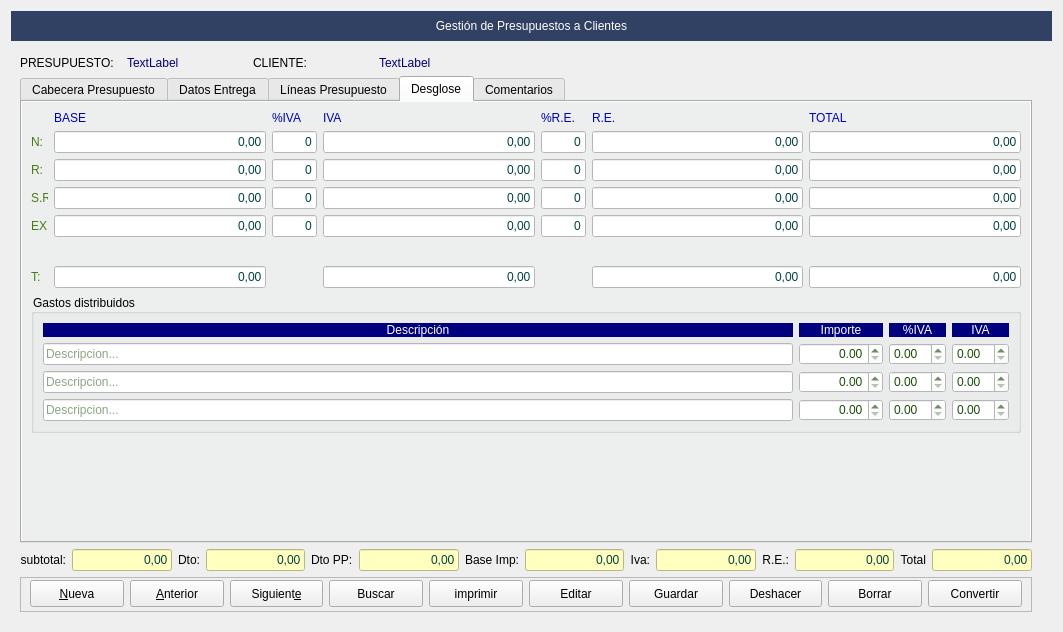
Above: Zona_Ventas/frmpresupuestoscli.ui from arcnexus/RedFoX before the change. Below: the same form after it.
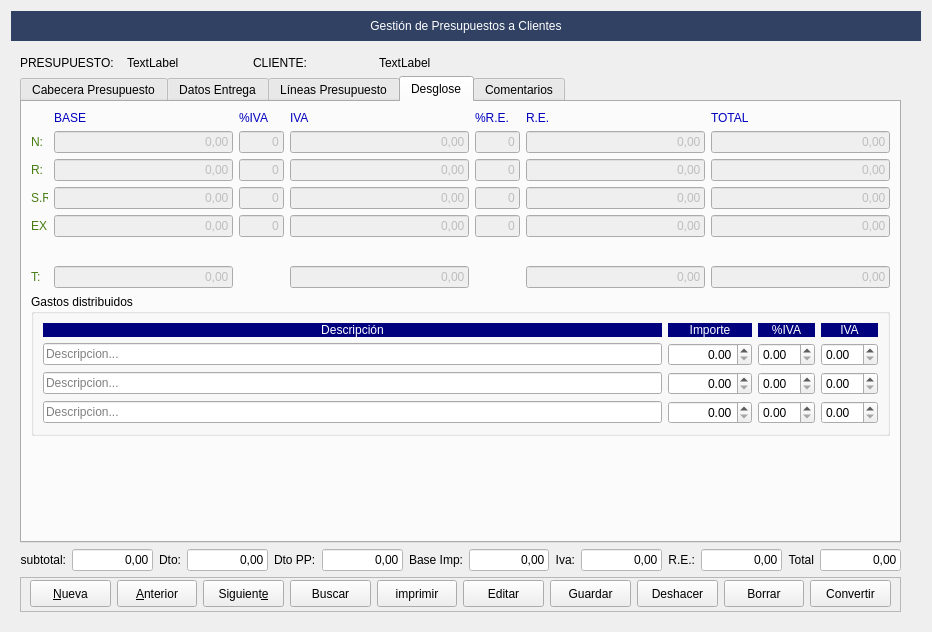
That is the form after the change. The open tabs and pages were chosen to show the change. Icons and pictures are not drawn.

Diff of the .ui file:
```diff
--- a/Zona_Ventas/frmpresupuestoscli.ui
+++ b/Zona_Ventas/frmpresupuestoscli.ui
@@ -6,7 +6,7 @@
    <rect>
     <x>0</x>
     <y>0</y>
-    <width>1063</width>
+    <width>932</width>
     <height>632</height>
    </rect>
   </property>
@@ -85,10 +85,6 @@
            <height>16777215</height>
           </size>
          </property>
-         <property name="styleSheet">
-          <string notr="true">
-color: rgb(0, 0, 127);</string>
-         </property>
          <property name="text">
           <string>TextLabel</string>
          </property>
@@ -112,10 +108,6 @@
        </item>
        <item row="0" column="3">
         <widget class="QLabel" name="lblTopcliente">
-         <property name="styleSheet">
-          <string notr="true">
-color: rgb(0, 0, 127);</string>
-         </property>
          <property name="text">
           <string>TextLabel</string>
          </property>
@@ -1277,9 +1269,6 @@
           </layout>
          </widget>
          <widget class="QWidget" name="tab_3">
-          <property name="styleSheet">
-           <string notr="true">background-color: #ecefed;</string>
-          </property>
           <attribute name="title">
            <string>Desglose</string>
           </attribute>
@@ -1367,10 +1356,6 @@
                <property name="enabled">
                 <bool>false</bool>
                </property>
-               <property name="styleSheet">
-                <string notr="true">background-color: rgb(255, 255, 255);
-color: rgb(0, 64, 64);</string>
-               </property>
                <property name="text">
                 <string>0,00</string>
                </property>
@@ -1393,10 +1378,6 @@
                  <height>16777215</height>
                 </size>
                </property>
-               <property name="styleSheet">
-                <string notr="true">background-color: rgb(255, 255, 255);
-color: rgb(0, 64, 64);</string>
-               </property>
                <property name="text">
                 <string>0</string>
                </property>
@@ -1413,10 +1394,6 @@
                <property name="enabled">
                 <bool>false</bool>
                </property>
-               <property name="styleSheet">
-                <string notr="true">background-color: rgb(255, 255, 255);
-color: rgb(0, 64, 64);</string>
-               </property>
                <property name="text">
                 <string>0,00</string>
                </property>
@@ -1439,10 +1416,6 @@
                  <height>16777215</height>
                 </size>
                </property>
-               <property name="styleSheet">
-                <string notr="true">background-color: rgb(255, 255, 255);
-color: rgb(0, 64, 64);</string>
-               </property>
                <property name="text">
                 <string>0</string>
                </property>
@@ -1459,10 +1432,6 @@
                <property name="enabled">
                 <bool>false</bool>
                </property>
-               <property name="styleSheet">
-                <string notr="true">background-color: rgb(255, 255, 255);
-color: rgb(0, 64, 64);</string>
-               </property>
                <property name="text">
                 <string>0,00</string>
                </property>
@@ -1479,10 +1448,6 @@
                <property name="enabled">
                 <bool>false</bool>
                </property>
-               <property name="styleSheet">
-                <string notr="true">background-color: rgb(255, 255, 255);
-color: rgb(0, 64, 64);</string>
-               </property>
                <property name="text">
                 <string>0,00</string>
                </property>
@@ -1515,10 +1480,6 @@
                <property name="enabled">
                 <bool>false</bool>
                </property>
-               <property name="styleSheet">
-                <string notr="true">background-color: rgb(255, 255, 255);
-color: rgb(0, 64, 64);</string>
-               </property>
                <property name="text">
                 <string>0,00</string>
                </property>
@@ -1541,10 +1502,6 @@
                  <height>16777215</height>
                 </size>
                </property>
-               <property name="styleSheet">
-                <string notr="true">background-color: rgb(255, 255, 255);
-color: rgb(0, 64, 64);</string>
-               </property>
                <property name="text">
                 <string>0</string>
                </property>
@@ -1561,10 +1518,6 @@
                <property name="enabled">
                 <bool>false</bool>
                </property>
-               <property name="styleSheet">
-                <string notr="true">background-color: rgb(255, 255, 255);
-color: rgb(0, 64, 64);</string>
-               </property>
                <property name="text">
                 <string>0,00</string>
                </property>
@@ -1587,10 +1540,6 @@
                  <height>16777215</height>
                 </size>
                </property>
-               <property name="styleSheet">
-                <string notr="true">background-color: rgb(255, 255, 255);
-color: rgb(0, 64, 64);</string>
-               </property>
                <property name="text">
                 <string>0</string>
                </property>
@@ -1607,10 +1556,6 @@
                <property name="enabled">
                 <bool>false</bool>
                </property>
-               <property name="styleSheet">
-                <string notr="true">background-color: rgb(255, 255, 255);
-color: rgb(0, 64, 64);</string>
-               </property>
                <property name="text">
                 <string>0,00</string>
                </property>
@@ -1627,10 +1572,6 @@
                <property name="enabled">
                 <bool>false</bool>
                </property>
-               <property name="styleSheet">
-                <string notr="true">background-color: rgb(255, 255, 255);
-color: rgb(0, 64, 64);</string>
-               </property>
                <property name="text">
                 <string>0,00</string>
                </property>
@@ -1663,10 +1604,6 @@
                <property name="enabled">
                 <bool>false</bool>
                </property>
-               <property name="styleSheet">
-                <string notr="true">background-color: rgb(255, 255, 255);
-color: rgb(0, 64, 64);</string>
-               </property>
                <property name="text">
                 <string>0,00</string>
                </property>
@@ -1689,10 +1626,6 @@
                  <height>16777215</height>
                 </size>
                </property>
-               <property name="styleSheet">
-                <string notr="true">background-color: rgb(255, 255, 255);
-color: rgb(0, 64, 64);</string>
-               </property>
                <property name="text">
                 <string>0</string>
                </property>
@@ -1709,10 +1642,6 @@
                <property name="enabled">
                 <bool>false</bool>
                </property>
-               <property name="styleSheet">
-                <string notr="true">background-color: rgb(255, 255, 255);
-color: rgb(0, 64, 64);</string>
-               </property>
                <property name="text">
                 <string>0,00</string>
                </property>
@@ -1735,10 +1664,6 @@
                  <height>16777215</height>
                 </size>
                </property>
-               <property name="styleSheet">
-                <string notr="true">background-color: rgb(255, 255, 255);
-color: rgb(0, 64, 64);</string>
-               </property>
                <property name="text">
                 <string>0</string>
                </property>
@@ -1755,10 +1680,6 @@
                <property name="enabled">
                 <bool>false</bool>
                </property>
-               <property name="styleSheet">
-                <string notr="true">background-color: rgb(255, 255, 255);
-color: rgb(0, 64, 64);</string>
-               </property>
                <property name="text">
                 <string>0,00</string>
                </property>
@@ -1775,10 +1696,6 @@
                <property name="enabled">
                 <bool>false</bool>
                </property>
-               <property name="styleSheet">
-                <string notr="true">background-color: rgb(255, 255, 255);
-color: rgb(0, 64, 64);</string>
-               </property>
                <property name="text">
                 <string>0,00</string>
                </property>
@@ -1811,10 +1728,6 @@
                <property name="enabled">
                 <bool>false</bool>
                </property>
-               <property name="styleSheet">
-                <string notr="true">background-color: rgb(255, 255, 255);
-color: rgb(0, 64, 64);</string>
-               </property>
                <property name="text">
                 <string>0,00</string>
                </property>
@@ -1837,10 +1750,6 @@
                  <height>16777215</height>
                 </size>
                </property>
-               <property name="styleSheet">
-                <string notr="true">background-color: rgb(255, 255, 255);
-color: rgb(0, 64, 64);</string>
-               </property>
                <property name="text">
                 <string>0</string>
                </property>
@@ -1857,10 +1766,6 @@
                <property name="enabled">
                 <bool>false</bool>
                </property>
-               <property name="styleSheet">
-                <string notr="true">background-color: rgb(255, 255, 255);
-color: rgb(0, 64, 64);</string>
-               </property>
                <property name="text">
                 <string>0,00</string>
                </property>
@@ -1883,10 +1788,6 @@
                  <height>16777215</height>
                 </size>
                </property>
-               <property name="styleSheet">
-                <string notr="true">background-color: rgb(255, 255, 255);
-color: rgb(0, 64, 64);</string>
-               </property>
                <property name="text">
                 <string>0</string>
                </property>
@@ -1903,10 +1804,6 @@
                <property name="enabled">
                 <bool>false</bool>
                </property>
-               <property name="styleSheet">
-                <string notr="true">background-color: rgb(255, 255, 255);
-color: rgb(0, 64, 64);</string>
-               </property>
                <property name="text">
                 <string>0,00</string>
                </property>
@@ -1923,10 +1820,6 @@
                <property name="enabled">
                 <bool>false</bool>
                </property>
-               <property name="styleSheet">
-                <string notr="true">background-color: rgb(255, 255, 255);
-color: rgb(0, 64, 64);</string>
-               </property>
                <property name="text">
                 <string>0,00</string>
                </property>
@@ -1975,10 +1868,6 @@
                <property name="enabled">
                 <bool>false</bool>
                </property>
-               <property name="styleSheet">
-                <string notr="true">background-color: rgb(255, 255, 255);
-color: rgb(0, 64, 64);</string>
-               </property>
                <property name="text">
                 <string>0,00</string>
                </property>
@@ -1995,10 +1884,6 @@
                <property name="enabled">
                 <bool>false</bool>
                </property>
-               <property name="styleSheet">
-                <string notr="true">background-color: rgb(255, 255, 255);
-color: rgb(0, 64, 64);</string>
-               </property>
                <property name="text">
                 <string>0,00</string>
                </property>
@@ -2015,10 +1900,6 @@
                <property name="enabled">
                 <bool>false</bool>
                </property>
-               <property name="styleSheet">
-                <string notr="true">background-color: rgb(255, 255, 255);
-color: rgb(0, 64, 64);</string>
-               </property>
                <property name="text">
                 <string>0,00</string>
                </property>
@@ -2035,10 +1916,6 @@
                <property name="enabled">
                 <bool>false</bool>
                </property>
-               <property name="styleSheet">
-                <string notr="true">background-color: rgb(255, 255, 255);
-color: rgb(0, 64, 64);</string>
-               </property>
                <property name="text">
                 <string>0,00</string>
                </property>
@@ -2060,10 +1937,6 @@
              <layout class="QGridLayout" name="gridLayout_4">
               <item row="1" column="1">
                <widget class="QDoubleSpinBox" name="SpinGastoDist1">
-                <property name="styleSheet">
-                 <string notr="true">background-color: rgb(255, 255, 255);
-color: rgb(23, 76, 7);</string>
-                </property>
                 <property name="alignment">
                  <set>Qt::AlignRight|Qt::AlignTrailing|Qt::AlignVCenter</set>
                 </property>
@@ -2074,53 +1947,25 @@
               </item>
               <item row="2" column="0">
                <widget class="QLineEdit" name="txtGastoDist2">
-                <property name="styleSheet">
-                 <string notr="true">background-color: rgb(255, 255, 255);
-color: rgb(23, 76, 7);</string>
-                </property>
                 <property name="placeholderText">
                  <string>Descripcion...</string>
                 </property>
                </widget>
               </item>
               <item row="1" column="2">
-               <widget class="QDoubleSpinBox" name="spinPorc_iva_gasto1">
-                <property name="styleSheet">
-                 <string notr="true">background-color: rgb(255, 255, 255);
-color: rgb(23, 76, 7);</string>
-                </property>
-               </widget>
+               <widget class="QDoubleSpinBox" name="spinPorc_iva_gasto1"/>
               </item>
               <item row="1" column="3">
-               <widget class="QDoubleSpinBox" name="spinIvaGasto1">
-                <property name="styleSheet">
-                 <string notr="true">background-color: rgb(255, 255, 255);
-color: rgb(23, 76, 7);</string>
-                </property>
-               </widget>
+               <widget class="QDoubleSpinBox" name="spinIvaGasto1"/>
               </item>
               <item row="2" column="2">
-               <widget class="QDoubleSpinBox" name="spinPorc_iva_gasto2">
-                <property name="styleSheet">
-                 <string notr="true">background-color: rgb(255, 255, 255);
-color: rgb(23, 76, 7);</string>
-                </property>
-               </widget>
+               <widget class="QDoubleSpinBox" name="spinPorc_iva_gasto2"/>
               </item>
               <item row="3" column="2">
-               <widget class="QDoubleSpinBox" name="spinPorc_iva_gasto3">
-                <property name="styleSheet">
-                 <string notr="true">background-color: rgb(255, 255, 255);
-color: rgb(23, 76, 7);</string>
-                </property>
-               </widget>
+               <widget class="QDoubleSpinBox" name="spinPorc_iva_gasto3"/>
               </item>
               <item row="1" column="0">
                <widget class="QLineEdit" name="txtGastoDist1">
-                <property name="styleSheet">
-                 <string notr="true">background-color: rgb(255, 255, 255);
-color: rgb(23, 76, 7);</string>
-                </property>
                 <property name="placeholderText">
                  <string>Descripcion...</string>
                 </property>
@@ -2128,10 +1973,6 @@
               </item>
               <item row="3" column="0">
                <widget class="QLineEdit" name="txtGastoDist3">
-                <property name="styleSheet">
-                 <string notr="true">background-color: rgb(255, 255, 255);
-color: rgb(23, 76, 7);</string>
-                </property>
                 <property name="placeholderText">
                  <string>Descripcion...</string>
                 </property>
@@ -2139,10 +1980,6 @@
               </item>
               <item row="2" column="1">
                <widget class="QDoubleSpinBox" name="SpinGastoDist2">
-                <property name="styleSheet">
-                 <string notr="true">background-color: rgb(255, 255, 255);
-color: rgb(23, 76, 7);</string>
-                </property>
                 <property name="alignment">
                  <set>Qt::AlignRight|Qt::AlignTrailing|Qt::AlignVCenter</set>
                 </property>
@@ -2153,10 +1990,6 @@
               </item>
               <item row="3" column="1">
                <widget class="QDoubleSpinBox" name="SpinGastoDist3">
-                <property name="styleSheet">
-                 <string notr="true">background-color: rgb(255, 255, 255);
-color: rgb(23, 76, 7);</string>
-                </property>
                 <property name="alignment">
                  <set>Qt::AlignRight|Qt::AlignTrailing|Qt::AlignVCenter</set>
                 </property>
@@ -2166,20 +1999,10 @@
                </widget>
               </item>
               <item row="2" column="3">
-               <widget class="QDoubleSpinBox" name="spinIva_gasto2">
-                <property name="styleSheet">
-                 <string notr="true">background-color: rgb(255, 255, 255);
-color: rgb(23, 76, 7);</string>
-                </property>
-               </widget>
+               <widget class="QDoubleSpinBox" name="spinIva_gasto2"/>
               </item>
               <item row="3" column="3">
-               <widget class="QDoubleSpinBox" name="spinIva_gasto3">
-                <property name="styleSheet">
-                 <string notr="true">background-color: rgb(255, 255, 255);
-color: rgb(23, 76, 7);</string>
-                </property>
-               </widget>
+               <widget class="QDoubleSpinBox" name="spinIva_gasto3"/>
               </item>
               <item row="0" column="0">
                <widget class="QLabel" name="label_34">
@@ -2304,8 +2127,8 @@
             </size>
            </property>
            <property name="styleSheet">
-            <string notr="true">background-color: rgb(255, 255, 192);
-color: rgb(0, 64, 64);</string>
+            <string notr="true">background-color: rgb(255, 255, 255);
+color: rgb(0, 0, 0);</string>
            </property>
            <property name="text">
             <string>0,00</string>
@@ -2337,8 +2160,8 @@
             </size>
            </property>
            <property name="styleSheet">
-            <string notr="true">background-color: rgb(255, 255, 192);
-color: rgb(0, 64, 64);</string>
+            <string notr="true">background-color: rgb(255, 255, 255);
+color: rgb(0, 0, 0);</string>
            </property>
            <property name="text">
             <string>0,00</string>
@@ -2358,8 +2181,8 @@
          <item>
           <widget class="QLineEdit" name="txtDto_pp">
            <property name="styleSheet">
-            <string notr="true">background-color: rgb(255, 255, 192);
-color: rgb(0, 64, 64);</string>
+            <string notr="true">background-color: rgb(255, 255, 255);
+color: rgb(0, 0, 0);</string>
            </property>
            <property name="text">
             <string>0,00</string>
@@ -2397,8 +2220,8 @@
             </size>
            </property>
            <property name="styleSheet">
-            <string notr="true">background-color: rgb(255, 255, 192);
-color: rgb(0, 64, 64);</string>
+            <string notr="true">background-color: rgb(255, 255, 255);
+color: rgb(0, 0, 0);</string>
            </property>
            <property name="text">
             <string>0,00</string>
@@ -2433,8 +2256,8 @@
             </size>
            </property>
            <property name="styleSheet">
-            <string notr="true">background-color: rgb(255, 255, 192);
-color: rgb(0, 64, 64);</string>
+            <string notr="true">background-color: rgb(255, 255, 255);
+color: rgb(0, 0, 0);</string>
            </property>
            <property name="text">
             <string>0,00</string>
@@ -2466,8 +2289,8 @@
             </size>
            </property>
            <property name="styleSheet">
-            <string notr="true">background-color: rgb(255, 255, 192);
-color: rgb(0, 64, 64);</string>
+            <string notr="true">background-color: rgb(255, 255, 255);
+color: rgb(0, 0, 0);</string>
            </property>
            <property name="text">
             <string>0,00</string>
@@ -2499,8 +2322,8 @@
             </size>
            </property>
            <property name="styleSheet">
-            <string notr="true">background-color: rgb(255, 255, 192);
-color: rgb(0, 64, 64);</string>
+            <string notr="true">color: rgb(0, 0, 0);
+background-color: rgb(255, 255, 255);</string>
            </property>
            <property name="text">
             <string>0,00</string>
```
Left out of the diff: 152 changed lines with no effect on the pictures.
